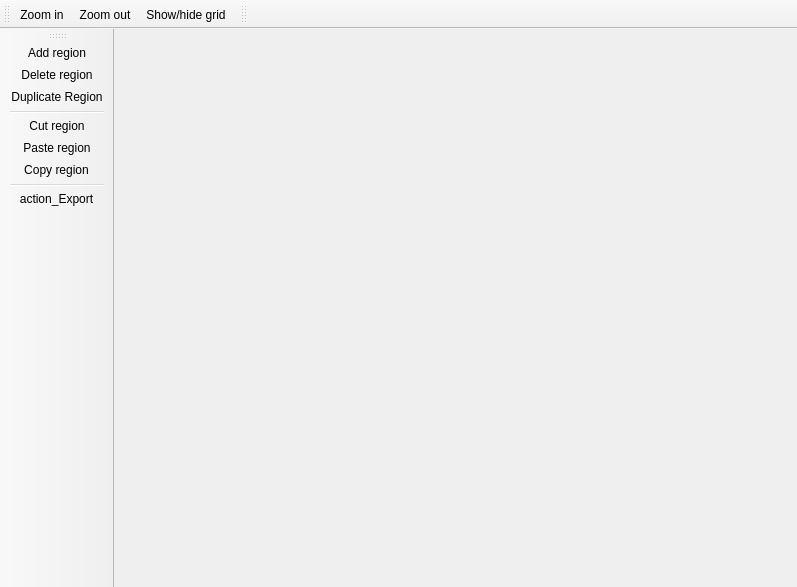
The window that src/plugins/ncl-layout-view/src/ui/LayoutWindow.ui (TeleMidia/nclcomposer) describes before a commit, drawn with Qt 5.
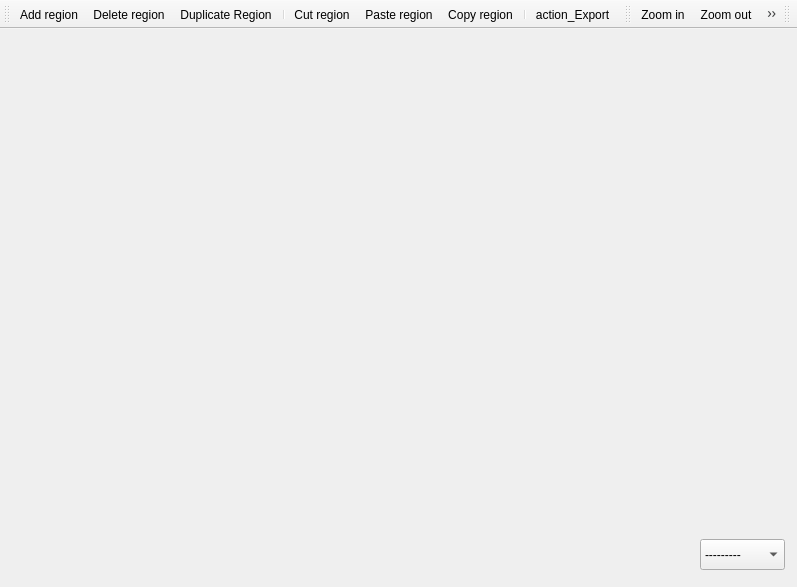
The same window after the commit. Icons and pictures are not drawn.

Commit message:
[layout] Fix ctrl+c/ctrl+v shortcuts
* src/plugins/ncl-layout-view/src/ui/LayoutWindow.cpp: Likewise.
* src/plugins/ncl-layout-view/src/ui/LayoutWindow.h: Likewise.
* src/plugins/ncl-layout-view/src/ui/LayoutWindow.ui: Likewise.
* src/plugins/ncl-layout-view/src/ui/view/LayoutRegion.cpp: Likewise.
* src/plugins/ncl-layout-view/src/ui/view/LayoutRegionBase.cpp: Likewise.
* src/plugins/ncl-layout-view/src/ui/view/LayoutView.cpp: Likewise.
* src/plugins/ncl-layout-view/src/ui/view/LayoutView.h: Likewise.

Diff of the .ui file:
```diff
--- a/src/plugins/ncl-layout-view/src/ui/LayoutWindow.ui
+++ b/src/plugins/ncl-layout-view/src/ui/LayoutWindow.ui
@@ -46,10 +46,10 @@
     <string>toolBar</string>
    </property>
    <attribute name="toolBarArea">
-    <enum>LeftToolBarArea</enum>
+    <enum>TopToolBarArea</enum>
    </attribute>
    <attribute name="toolBarBreak">
-    <bool>true</bool>
+    <bool>false</bool>
    </attribute>
    <addaction name="actionAdd_Region"/>
    <addaction name="actionRemove_Region"/>
```
Left out of the diff: 17 changed lines with no effect on the pictures. The commit also changes 6 other files.
